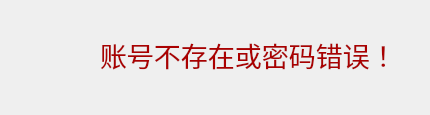
Old version of the form Forms/faileddialog.ui in the repository zhengshihao1218/newsoft.
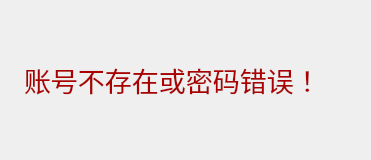
New version of the form. Icons and pictures are not drawn.

Patch:
```diff
--- a/Forms/faileddialog.ui
+++ b/Forms/faileddialog.ui
@@ -6,22 +6,16 @@
    <rect>
     <x>0</x>
     <y>0</y>
-    <width>430</width>
-    <height>115</height>
+    <width>371</width>
+    <height>160</height>
    </rect>
   </property>
   <property name="windowTitle">
    <string>提示</string>
   </property>
+  <layout class="QFormLayout" name="formLayout">
+   <item row="1" column="0">
   <widget class="QLabel" name="label">
-   <property name="geometry">
-    <rect>
-     <x>30</x>
-     <y>30</y>
-     <width>50</width>
-     <height>50</height>
-    </rect>
-   </property>
    <property name="maximumSize">
     <size>
      <width>50</width>
@@ -38,15 +32,9 @@
     <bool>true</bool>
    </property>
   </widget>
+   </item>
+   <item row="1" column="1">
   <widget class="QLabel" name="label_2">
-   <property name="geometry">
-    <rect>
-     <x>100</x>
-     <y>30</y>
-     <width>291</width>
-     <height>51</height>
-    </rect>
-   </property>
    <property name="font">
     <font>
      <pointsize>20</pointsize>
@@ -56,6 +44,34 @@
     <string>&lt;html&gt;&lt;head/&gt;&lt;body&gt;&lt;p&gt;&lt;span style=&quot; color:#aa0000;&quot;&gt;账号不存在或密码错误！&lt;/span&gt;&lt;/p&gt;&lt;/body&gt;&lt;/html&gt;</string>
    </property>
   </widget>
+   </item>
+   <item row="0" column="1">
+    <spacer name="verticalSpacer">
+     <property name="orientation">
+      <enum>Qt::Vertical</enum>
+     </property>
+     <property name="sizeHint" stdset="0">
+      <size>
+       <width>20</width>
+       <height>40</height>
+      </size>
+     </property>
+    </spacer>
+   </item>
+   <item row="2" column="1">
+    <spacer name="verticalSpacer_2">
+     <property name="orientation">
+      <enum>Qt::Vertical</enum>
+     </property>
+     <property name="sizeHint" stdset="0">
+      <size>
+       <width>20</width>
+       <height>40</height>
+      </size>
+     </property>
+    </spacer>
+   </item>
+  </layout>
  </widget>
  <resources>
   <include location="../Images/image.qrc"/>
```
Lines whose indentation alone changed are shown as unchanged.
